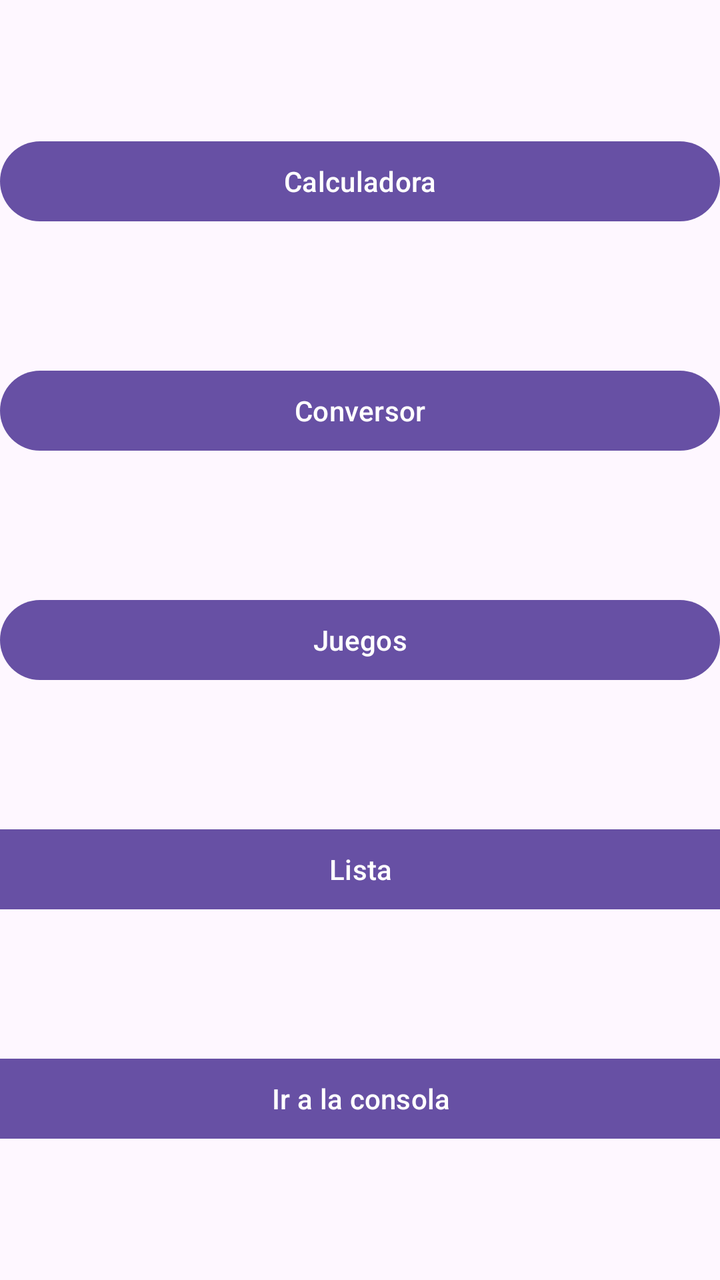
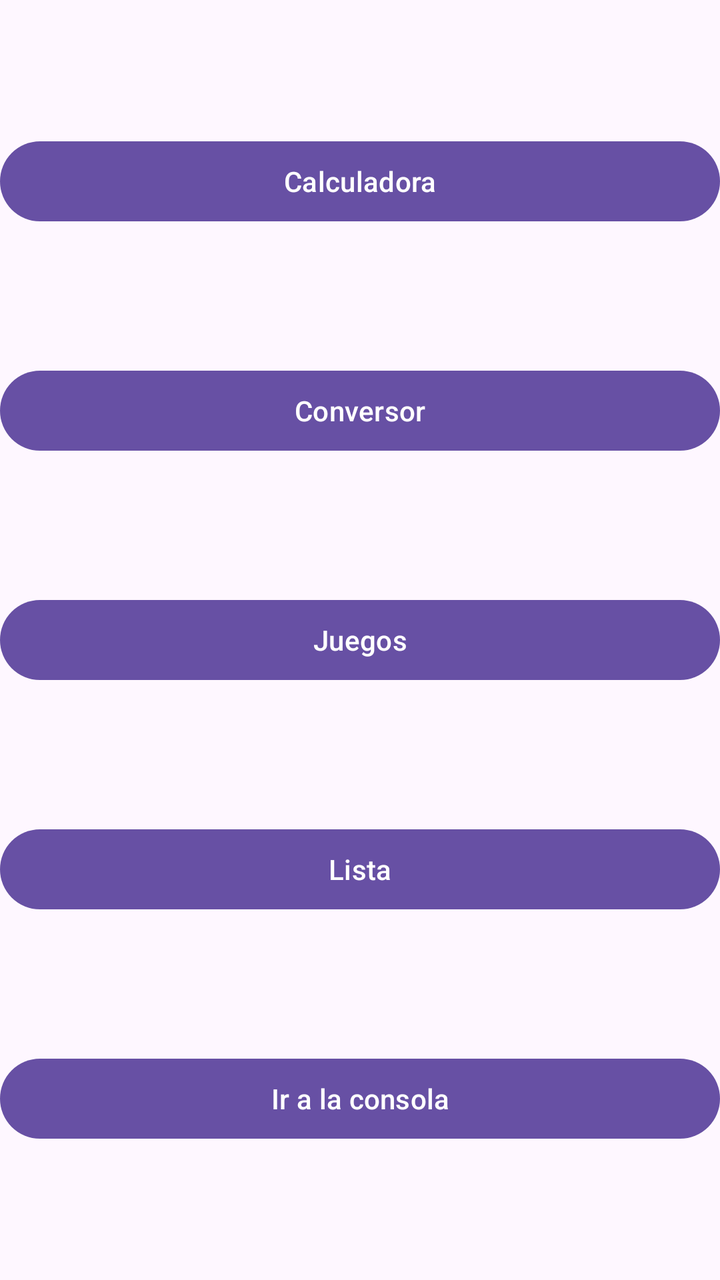

Compare the two renders of this Android layout. The source of the first and the diff that turns it into the second are given below.
<!-- AndroidManifest.xml: application theme Theme.ListaConsolas -->
<!-- res/layout/activity_main.xml -->
<?xml version="1.0" encoding="utf-8"?>
<androidx.constraintlayout.widget.ConstraintLayout xmlns:android="http://schemas.android.com/apk/res/android"
    xmlns:app="http://schemas.android.com/apk/res-auto"
    xmlns:tools="http://schemas.android.com/tools"
    android:id="@+id/main"
    android:layout_width="match_parent"
    android:layout_height="match_parent"
    tools:context=".MainActivity">

    <Button
        android:id="@+id/bIrConsola"
        android:layout_width="411dp"
        android:layout_height="wrap_content"
        android:text="Ir a la consola"
        app:layout_constraintBottom_toBottomOf="parent"
        app:layout_constraintEnd_toEndOf="parent"
        app:layout_constraintStart_toStartOf="parent"
        app:layout_constraintTop_toBottomOf="@+id/bLista" />

    <Button
        android:id="@+id/bLista"
        android:layout_width="411dp"
        android:layout_height="wrap_content"
        android:text="Lista"
        app:layout_constraintBottom_toTopOf="@+id/bIrConsola"
        app:layout_constraintEnd_toEndOf="parent"
        app:layout_constraintStart_toStartOf="parent"
        app:layout_constraintTop_toBottomOf="@+id/bJuegos" />

    <Button
        android:id="@+id/bCalculadora"
        android:layout_width="0dp"
        android:layout_height="wrap_content"
        android:text="Calculadora"
        app:layout_constraintBottom_toTopOf="@+id/bConversor"
        app:layout_constraintEnd_toEndOf="parent"
        app:layout_constraintStart_toStartOf="parent"
        app:layout_constraintTop_toTopOf="parent" />

    <Button
        android:id="@+id/bConversor"
        android:layout_width="0dp"
        android:layout_height="wrap_content"
        android:text="Conversor"
        app:layout_constraintBottom_toTopOf="@+id/bJuegos"
        app:layout_constraintEnd_toEndOf="parent"
        app:layout_constraintStart_toStartOf="parent"
        app:layout_constraintTop_toBottomOf="@+id/bCalculadora" />

    <Button
        android:id="@+id/bJuegos"
        android:layout_width="0dp"
        android:layout_height="wrap_content"
        android:text="Juegos"
        app:layout_constraintBottom_toTopOf="@+id/bLista"
        app:layout_constraintEnd_toEndOf="parent"
        app:layout_constraintStart_toStartOf="parent"
        app:layout_constraintTop_toBottomOf="@+id/bConversor" />
</androidx.constraintlayout.widget.ConstraintLayout>
<!-- resources referenced by this layout -->
<resources>
  <style name="Theme.ListaConsolas" parent="Base.Theme.ListaVideojuegos" />
  <style name="Base.Theme.ListaVideojuegos" parent="Theme.Material3.DayNight.NoActionBar">
          
          
      </style>
</resources>

<!-- the commit's change to res/layout/activity_main.xml (unified diff, before → after) -->
@@ -9,7 +9,7 @@
 
     <Button
         android:id="@+id/bIrConsola"
-        android:layout_width="411dp"
+        android:layout_width="0dp"
         android:layout_height="wrap_content"
         android:text="Ir a la consola"
         app:layout_constraintBottom_toBottomOf="parent"
@@ -19,7 +19,7 @@
 
     <Button
         android:id="@+id/bLista"
-        android:layout_width="411dp"
+        android:layout_width="0dp"
         android:layout_height="wrap_content"
         android:text="Lista"
         app:layout_constraintBottom_toTopOf="@+id/bIrConsola"
